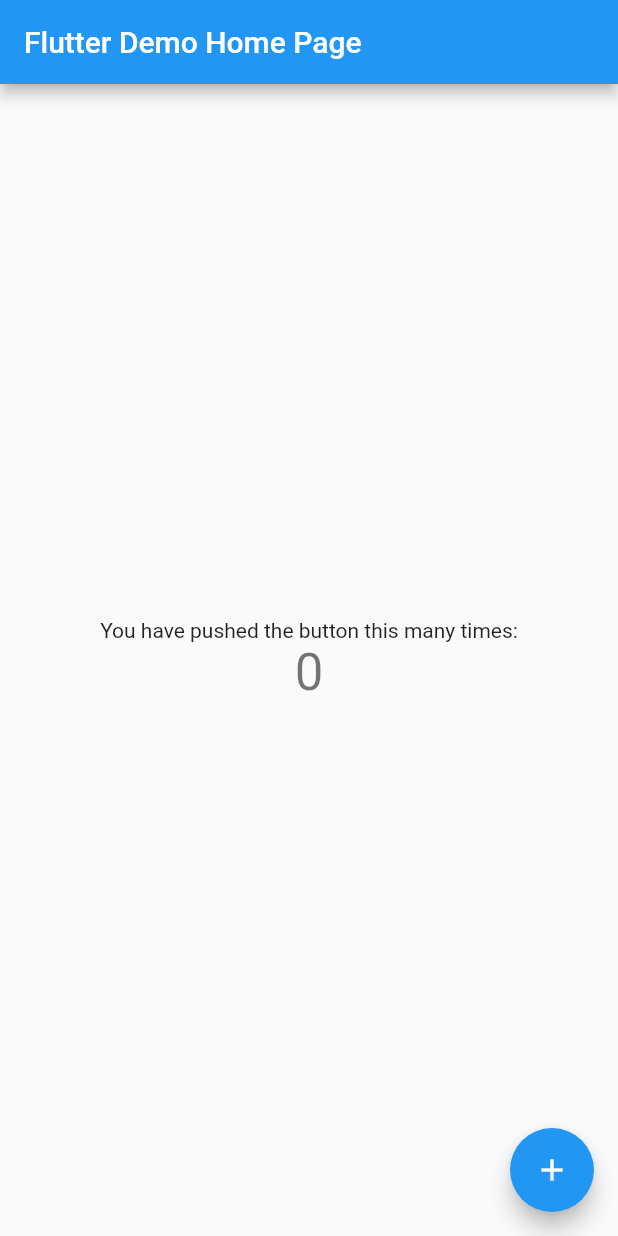
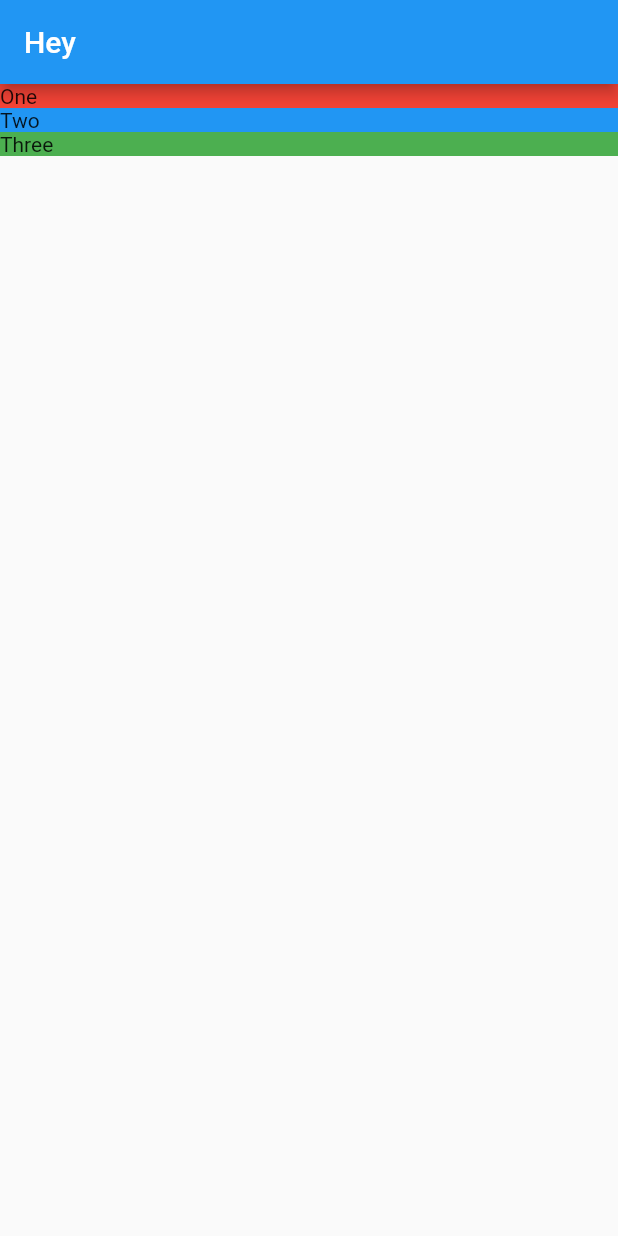
Before and after one commit to saroj-itexpert/location_detail, a Flutter app: the screen it shows after launch, on a phone screen of 412 x 824 dp. Run offline on Flutter 3.47's test engine with Material 2 defaults, Android fonts, the phone set to English and light mode, and no system bars.

Commit message:
fresh-start

```diff
--- /dev/null
+++ b/lib/location_detail.dart
@@ -0,0 +1,30 @@
+import 'package:flutter/material.dart';
+
+class LocationDetail extends StatelessWidget {
+  @override
+  Widget build(BuildContext context) {
+    return Scaffold(
+      appBar: AppBar(
+        title: Text("Hey"),
+      ),
+      body: Column(
+        mainAxisAlignment: MainAxisAlignment.start,
+        crossAxisAlignment: CrossAxisAlignment.stretch,
+        children: <Widget>[
+          _section("One", Colors.red),
+          _section("Two", Colors.blue),
+          _section("Three", Colors.green),
+        ],
+      ),
+    );
+  }
+}
+
+Widget _section(String text, Color color) {
+  return Container(
+    child: Text(text),
+    decoration: BoxDecoration(
+      color: color,
+    ),
+  );
+}
--- a/lib/main.dart
+++ b/lib/main.dart
@@ -1,111 +1,10 @@
 import 'package:flutter/material.dart';
+import 'location_detail.dart';
 
-void main() => runApp(MyApp());
-
-class MyApp extends StatelessWidget {
-  // This widget is the root of your application.
-  @override
-  Widget build(BuildContext context) {
-    return MaterialApp(
-      title: 'Flutter Demo',
-      theme: ThemeData(
-        // This is the theme of your application.
-        //
-        // Try running your application with "flutter run". You'll see the
-        // application has a blue toolbar. Then, without quitting the app, try
-        // changing the primarySwatch below to Colors.green and then invoke
-        // "hot reload" (press "r" in the console where you ran "flutter run",
-        // or simply save your changes to "hot reload" in a Flutter IDE).
-        // Notice that the counter didn't reset back to zero; the application
-        // is not restarted.
-        primarySwatch: Colors.blue,
+void main() => runApp(
+      MaterialApp(
+        title: "Location Detail",
+        debugShowCheckedModeBanner: false,
+        home: LocationDetail(),
       ),
-      home: MyHomePage(title: 'Flutter Demo Home Page'),
     );
-  }
-}
-
-class MyHomePage extends StatefulWidget {
-  MyHomePage({Key key, this.title}) : super(key: key);
-
-  // This widget is the home page of your application. It is stateful, meaning
-  // that it has a State object (defined below) that contains fields that affect
-  // how it looks.
-
-  // This class is the configuration for the state. It holds the values (in this
-  // case the title) provided by the parent (in this case the App widget) and
-  // used by the build method of the State. Fields in a Widget subclass are
-  // always marked "final".
-
-  final String title;
-
-  @override
-  _MyHomePageState createState() => _MyHomePageState();
-}
-
-class _MyHomePageState extends State<MyHomePage> {
-  int _counter = 0;
-
-  void _incrementCounter() {
-    setState(() {
-      // This call to setState tells the Flutter framework that something has
-      // changed in this State, which causes it to rerun the build method below
-      // so that the display can reflect the updated values. If we changed
-      // _counter without calling setState(), then the build method would not be
-      // called again, and so nothing would appear to happen.
-      _counter++;
-    });
-  }
-
-  @override
-  Widget build(BuildContext context) {
-    // This method is rerun every time setState is called, for instance as done
-    // by the _incrementCounter method above.
-    //
-    // The Flutter framework has been optimized to make rerunning build methods
-    // fast, so that you can just rebuild anything that needs updating rather
-    // than having to individually change instances of widgets.
-    return Scaffold(
-      appBar: AppBar(
-        // Here we take the value from the MyHomePage object that was created by
-        // the App.build method, and use it to set our appbar title.
-        title: Text(widget.title),
-      ),
-      body: Center(
-        // Center is a layout widget. It takes a single child and positions it
-        // in the middle of the parent.
-        child: Column(
-          // Column is also layout widget. It takes a list of children and
-          // arranges them vertically. By default, it sizes itself to fit its
-          // children horizontally, and tries to be as tall as its parent.
-          //
-          // Invoke "debug painting" (press "p" in the console, choose the
-          // "Toggle Debug Paint" action from the Flutter Inspector in Android
-          // Studio, or the "Toggle Debug Paint" command in Visual Studio Code)
-          // to see the wireframe for each widget.
-          //
-          // Column has various properties to control how it sizes itself and
-          // how it positions its children. Here we use mainAxisAlignment to
-          // center the children vertically; the main axis here is the vertical
-          // axis because Columns are vertical (the cross axis would be
-          // horizontal).
-          mainAxisAlignment: MainAxisAlignment.center,
-          children: <Widget>[
-            Text(
-              'You have pushed the button this many times:',
-            ),
-            Text(
-              '$_counter',
-              style: Theme.of(context).textTheme.display1,
-            ),
-          ],
-        ),
-      ),
-      floatingActionButton: FloatingActionButton(
-        onPressed: _incrementCounter,
-        tooltip: 'Increment',
-        child: Icon(Icons.add),
-      ), // This trailing comma makes auto-formatting nicer for build methods.
-    );
-  }
-}
```
